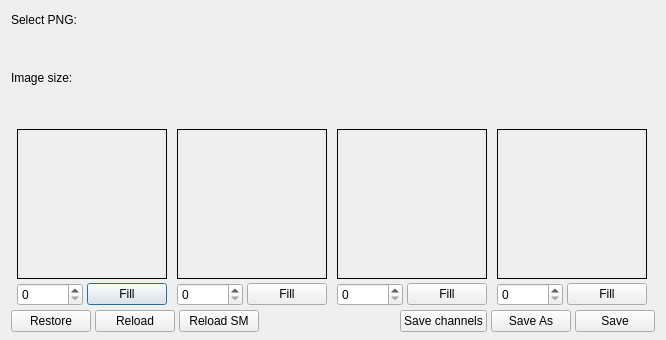
Qt form Tools/ResourceEditor/DataQt/ImageSplitter.ui (xaoctech/dava.engine) before a commit.
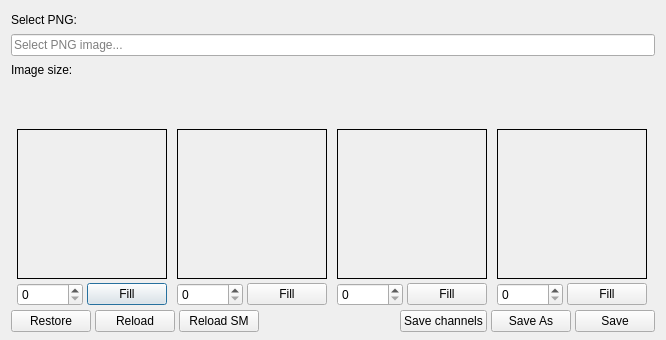
The same form after that commit. Icons and pictures are not drawn. Custom widgets are drawn as their Qt base class.

Commit message: [DF-4991] Fixing path browser

```diff
--- a/Tools/ResourceEditor/DataQt/ImageSplitter.ui
+++ b/Tools/ResourceEditor/DataQt/ImageSplitter.ui
@@ -66,12 +66,9 @@
       </widget>
      </item>
      <item>
-      <widget class="SelectPathWidgetBase" name="selectPathWidget" native="true">
-       <property name="maximumSize">
-        <size>
-         <width>16777215</width>
-         <height>30</height>
-        </size>
+      <widget class="PathBrowser" name="path">
+       <property name="placeholderText">
+        <string>Select PNG image...</string>
        </property>
       </widget>
      </item>
@@ -527,17 +524,16 @@
   </layout>
  </widget>
  <customwidgets>
-  <customwidget>
-   <class>SelectPathWidgetBase</class>
-   <extends>QWidget</extends>
-   <header>classes/Qt/Tools/SelectPathWidget/selectpathwidgetbase.h</header>
-   <container>1</container>
-  </customwidget>
   <customwidget>
    <class>ImageArea</class>
    <extends>QLabel</extends>
    <header>classes/Qt/ImageSplitterDialog/ImageArea.h</header>
   </customwidget>
+  <customwidget>
+   <class>PathBrowser</class>
+   <extends>QLineEdit</extends>
+   <header>Tools/Widgets/PathBrowser.h</header>
+  </customwidget>
  </customwidgets>
  <tabstops>
   <tabstop>redSpinBox</tabstop>
```
The commit also changes 6 other files.
